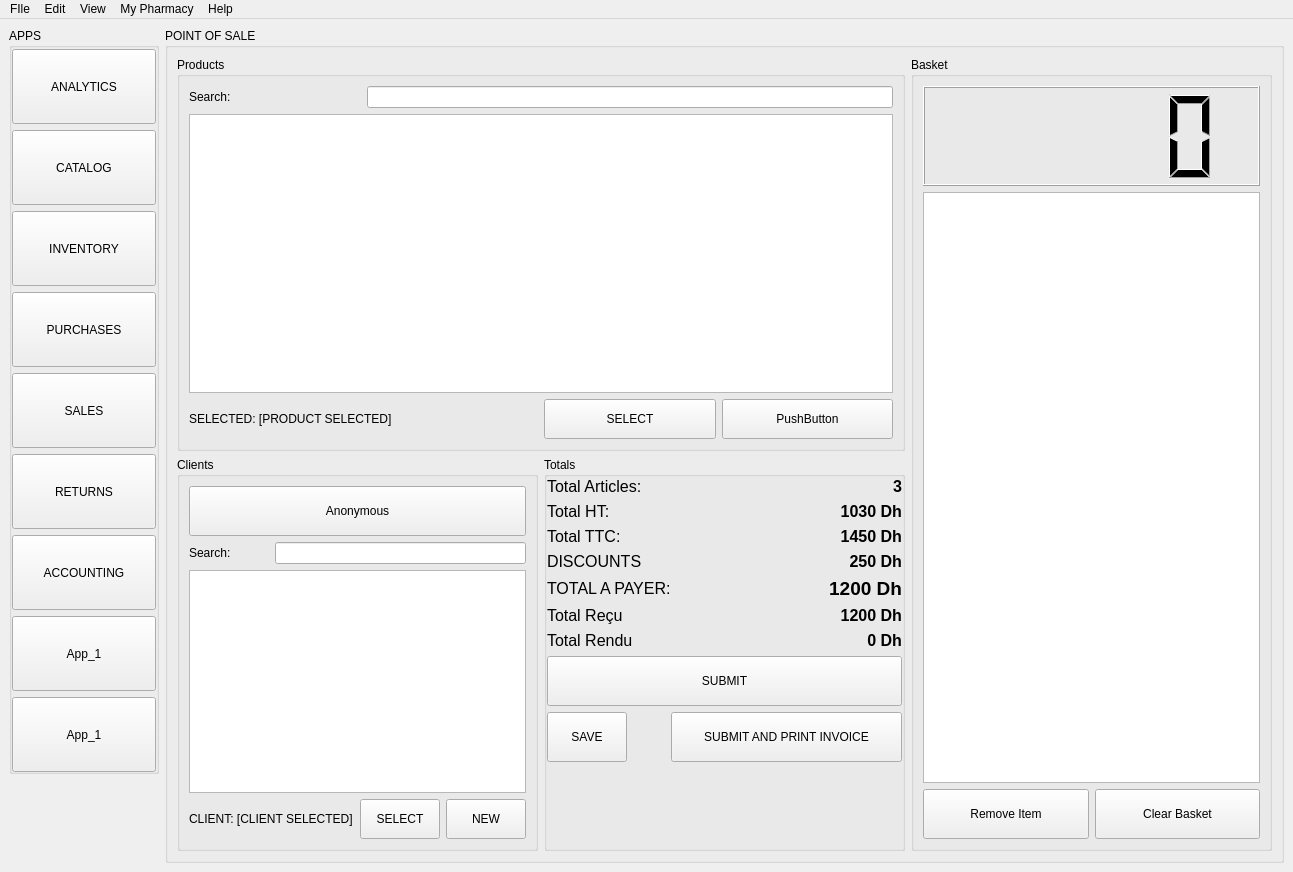
The window that templates/ui/PointOfSale.ui (cubicalia/apotekia) describes before a commit, drawn with Qt 5.
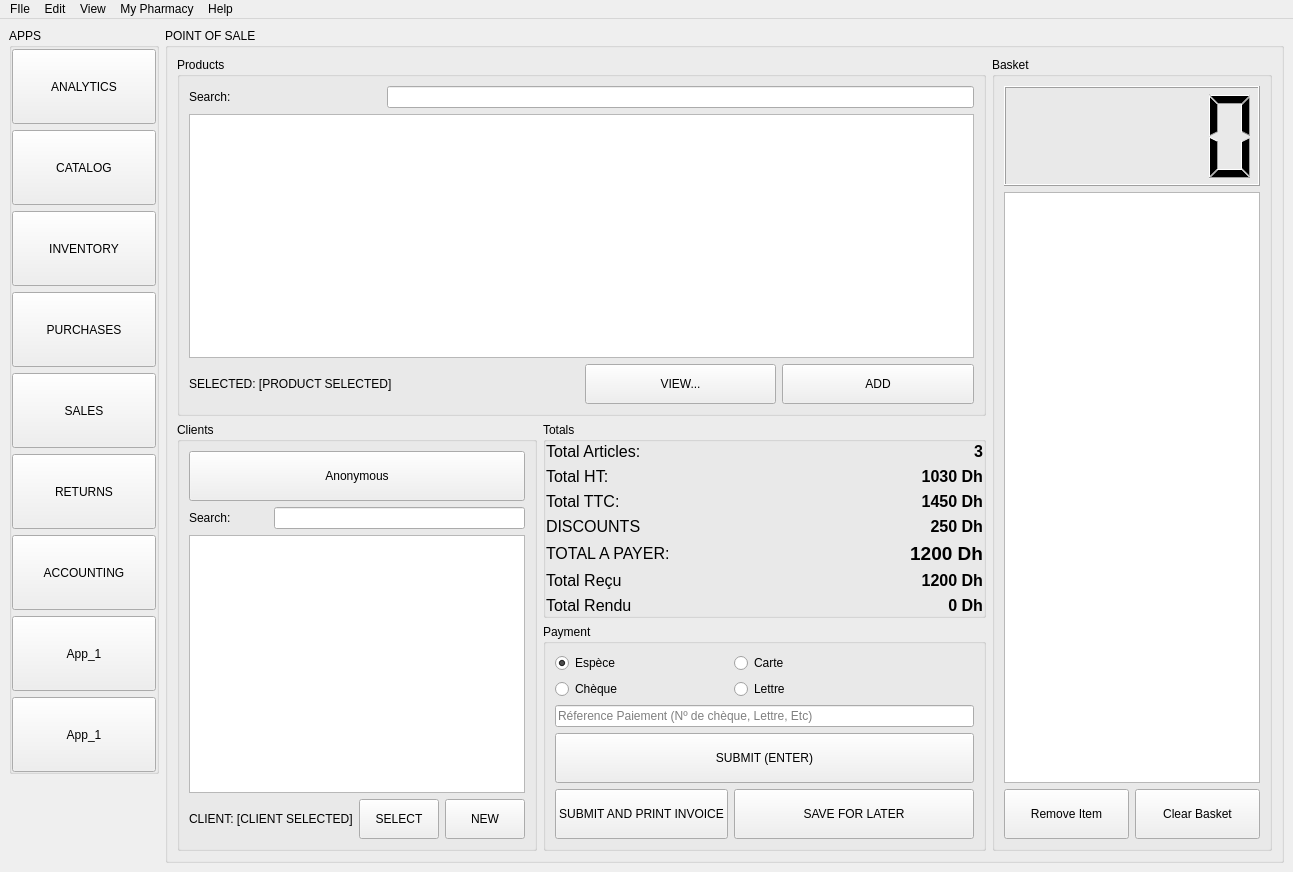
The same window after the commit.

Commit message: Point Of Sale UI updated

Patch:
```diff
--- a/templates/ui/PointOfSale.ui
+++ b/templates/ui/PointOfSale.ui
@@ -366,131 +366,95 @@
        <string>POINT OF SALE</string>
       </property>
       <layout class="QGridLayout" name="gridLayout_9">
-       <item row="0" column="2" rowspan="2">
-        <widget class="QGroupBox" name="groupBox_5">
+       <item row="2" column="1" rowspan="3">
+        <widget class="QGroupBox" name="groupBox_6">
          <property name="title">
-          <string>Basket</string>
+          <string>Payment</string>
          </property>
-         <layout class="QGridLayout" name="gridLayout">
+         <layout class="QGridLayout" name="gridLayout_2">
+          <item row="6" column="0">
+           <widget class="QPushButton" name="SubmitAndPrintButton">
+            <property name="minimumSize">
+             <size>
+              <width>0</width>
+              <height>50</height>
+             </size>
+            </property>
+            <property name="text">
+             <string>SUBMIT AND PRINT INVOICE</string>
+            </property>
+           </widget>
+          </item>
+          <item row="6" column="1">
+           <widget class="QPushButton" name="SaveForLaterButton">
+            <property name="sizePolicy">
+             <sizepolicy hsizetype="Expanding" vsizetype="Fixed">
+              <horstretch>0</horstretch>
+              <verstretch>0</verstretch>
+             </sizepolicy>
+            </property>
+            <property name="minimumSize">
+             <size>
+              <width>100</width>
+              <height>50</height>
+             </size>
+            </property>
+            <property name="text">
+             <string>SAVE FOR LATER</string>
+            </property>
+           </widget>
+          </item>
+          <item row="2" column="0">
+           <widget class="QRadioButton" name="CashradioButton">
+            <property name="text">
+             <string>Espèce</string>
+            </property>
+            <property name="checked">
+             <bool>true</bool>
+            </property>
+           </widget>
+          </item>
           <item row="3" column="0">
-           <widget class="QPushButton" name="pushButton_10">
-            <property name="minimumSize">
-             <size>
-              <width>0</width>
-              <height>50</height>
-             </size>
-            </property>
+           <widget class="QRadioButton" name="CheckradioButton">
             <property name="text">
-             <string>Remove Item</string>
+             <string>Chèque</string>
             </property>
            </widget>
           </item>
-          <item row="2" column="0" colspan="2">
-           <widget class="QTableView" name="BasketTableView"/>
+          <item row="2" column="1">
+           <widget class="QRadioButton" name="CardradioButton">
+            <property name="text">
+             <string>Carte</string>
+            </property>
+           </widget>
           </item>
           <item row="3" column="1">
-           <widget class="QPushButton" name="pushButton_11">
-            <property name="minimumSize">
-             <size>
-              <width>0</width>
-              <height>50</height>
-             </size>
-            </property>
+           <widget class="QRadioButton" name="LetterradioButton">
             <property name="text">
-             <string>Clear Basket</string>
-            </property>
-           </widget>
-          </item>
-          <item row="1" column="0" colspan="2">
-           <widget class="QLCDNumber" name="TotlaLCDDisplay">
-            <property name="minimumSize">
-             <size>
-              <width>0</width>
-              <height>100</height>
-             </size>
-            </property>
-           </widget>
-          </item>
-         </layout>
-        </widget>
-       </item>
-       <item row="1" column="0">
-        <widget class="QGroupBox" name="groupBox_3">
-         <property name="title">
-          <string>Clients</string>
-         </property>
-         <layout class="QGridLayout" name="gridLayout_4">
-          <item row="1" column="0" colspan="4">
-           <widget class="QPushButton" name="pushButton_32">
-            <property name="minimumSize">
-             <size>
-              <width>0</width>
-              <height>50</height>
-             </size>
-            </property>
-            <property name="text">
-             <string>Anonymous</string>
+             <string>Lettre</string>
             </property>
            </widget>
           </item>
           <item row="4" column="0" colspan="2">
-           <widget class="QLabel" name="label_4">
-            <property name="text">
-             <string>CLIENT: [CLIENT SELECTED]</string>
+           <widget class="QLineEdit" name="PaymentReferenceField">
+            <property name="placeholderText">
+             <string>Réference Paiement (Nº de chèque, Lettre, Etc)</string>
             </property>
            </widget>
           </item>
-          <item row="4" column="2">
-           <widget class="QPushButton" name="pushButton_30">
+          <item row="5" column="0" colspan="2">
+           <widget class="QPushButton" name="SubmitSaleButton">
             <property name="minimumSize">
              <size>
               <width>0</width>
-              <height>40</height>
+              <height>50</height>
              </size>
             </property>
-            <property name="maximumSize">
-             <size>
-              <width>16777215</width>
-              <height>65</height>
-             </size>
-            </property>
             <property name="text">
-             <string>SELECT</string>
+             <string>SUBMIT (ENTER)</string>
             </property>
            </widget>
           </item>
-          <item row="2" column="1" colspan="3">
-           <widget class="QLineEdit" name="lineEdit_2"/>
-          </item>
-          <item row="2" column="0">
-           <widget class="QLabel" name="label_3">
-            <property name="text">
-             <string>Search:</string>
-            </property>
-           </widget>
-          </item>
-          <item row="4" column="3">
-           <widget class="QPushButton" name="pushButton_31">
-            <property name="minimumSize">
-             <size>
-              <width>0</width>
-              <height>40</height>
-             </size>
-            </property>
-            <property name="maximumSize">
-             <size>
-              <width>16777215</width>
-              <height>65</height>
-             </size>
-            </property>
-            <property name="text">
-             <string>NEW</string>
-            </property>
-           </widget>
-          </item>
-          <item row="3" column="0" colspan="4">
-           <widget class="QTableView" name="tableView_3"/>
-          </item>
          </layout>
         </widget>
        </item>
@@ -532,7 +496,7 @@
              </size>
             </property>
             <property name="text">
-             <string>SELECT</string>
+             <string>VIEW...</string>
             </property>
            </widget>
           </item>
@@ -551,7 +515,7 @@
              </size>
             </property>
             <property name="text">
-             <string>PushButton</string>
+             <string>ADD</string>
             </property>
            </widget>
           </item>
@@ -566,16 +530,10 @@
          <property name="title">
           <string>Totals</string>
          </property>
-         <layout class="QFormLayout" name="formLayout">
+         <layout class="QGridLayout" name="gridLayout_5">
           <property name="sizeConstraint">
            <enum>QLayout::SetNoConstraint</enum>
           </property>
-          <property name="fieldGrowthPolicy">
-           <enum>QFormLayout::AllNonFixedFieldsGrow</enum>
-          </property>
-          <property name="horizontalSpacing">
-           <number>0</number>
-          </property>
           <property name="leftMargin">
            <number>0</number>
           </property>
@@ -588,6 +546,9 @@
           <property name="bottomMargin">
            <number>0</number>
           </property>
+          <property name="horizontalSpacing">
+           <number>0</number>
+          </property>
           <item row="0" column="0">
            <widget class="QLabel" name="label_5">
             <property name="font">
@@ -798,8 +759,17 @@
             </property>
            </widget>
           </item>
-          <item row="7" column="0" colspan="2">
-           <widget class="QPushButton" name="pushButton_12">
+         </layout>
+        </widget>
+       </item>
+       <item row="1" column="0" rowspan="4">
+        <widget class="QGroupBox" name="groupBox_3">
+         <property name="title">
+          <string>Clients</string>
+         </property>
+         <layout class="QGridLayout" name="gridLayout_4">
+          <item row="1" column="0" colspan="4">
+           <widget class="QPushButton" name="pushButton_32">
             <property name="minimumSize">
              <size>
               <width>0</width>
@@ -807,25 +777,95 @@
              </size>
             </property>
             <property name="text">
-             <string>SUBMIT</string>
+             <string>Anonymous</string>
             </property>
            </widget>
           </item>
-          <item row="8" column="0">
-           <widget class="QPushButton" name="pushButton_14">
+          <item row="4" column="0" colspan="2">
+           <widget class="QLabel" name="label_4">
+            <property name="text">
+             <string>CLIENT: [CLIENT SELECTED]</string>
+            </property>
+           </widget>
+          </item>
+          <item row="4" column="2">
+           <widget class="QPushButton" name="pushButton_30">
             <property name="minimumSize">
              <size>
               <width>0</width>
+              <height>40</height>
+             </size>
+            </property>
+            <property name="maximumSize">
+             <size>
+              <width>16777215</width>
+              <height>65</height>
+             </size>
+            </property>
+            <property name="text">
+             <string>SELECT</string>
+            </property>
+           </widget>
+          </item>
+          <item row="2" column="1" colspan="3">
+           <widget class="QLineEdit" name="lineEdit_2"/>
+          </item>
+          <item row="2" column="0">
+           <widget class="QLabel" name="label_3">
+            <property name="text">
+             <string>Search:</string>
+            </property>
+           </widget>
+          </item>
+          <item row="4" column="3">
+           <widget class="QPushButton" name="pushButton_31">
+            <property name="minimumSize">
+             <size>
+              <width>0</width>
+              <height>40</height>
+             </size>
+            </property>
+            <property name="maximumSize">
+             <size>
+              <width>16777215</width>
+              <height>65</height>
+             </size>
+            </property>
+            <property name="text">
+             <string>NEW</string>
+            </property>
+           </widget>
+          </item>
+          <item row="3" column="0" colspan="4">
+           <widget class="QTableView" name="tableView_3"/>
+          </item>
+         </layout>
+        </widget>
+       </item>
+       <item row="0" column="3" rowspan="5">
+        <widget class="QGroupBox" name="groupBox_5">
+         <property name="title">
+          <string>Basket</string>
+         </property>
+         <layout class="QGridLayout" name="gridLayout">
+          <item row="3" column="0">
+           <widget class="QPushButton" name="pushButton_10">
+            <property name="minimumSize">
+             <size>
+              <width>0</width>
               <height>50</height>
              </size>
             </property>
             <property name="text">
-             <string>SAVE</string>
+             <string>Remove Item</string>
             </property>
            </widget>
           </item>
-          <item row="8" column="1">
-           <widget class="QPushButton" name="pushButton_15">
+          <item row="2" column="0" colspan="2">
+           <widget class="QTableView" name="BasketTableView"/>
+          </item>
+          <item row="3" column="1">
+           <widget class="QPushButton" name="pushButton_11">
             <property name="minimumSize">
              <size>
               <width>0</width>
@@ -833,7 +873,17 @@
              </size>
             </property>
             <property name="text">
-             <string>SUBMIT AND PRINT INVOICE</string>
+             <string>Clear Basket</string>
+            </property>
+           </widget>
+          </item>
+          <item row="1" column="0" colspan="2">
+           <widget class="QLCDNumber" name="TotlaLCDDisplay">
+            <property name="minimumSize">
+             <size>
+              <width>0</width>
+              <height>100</height>
+             </size>
             </property>
            </widget>
           </item>
```
The commit also changes 2 other files.
